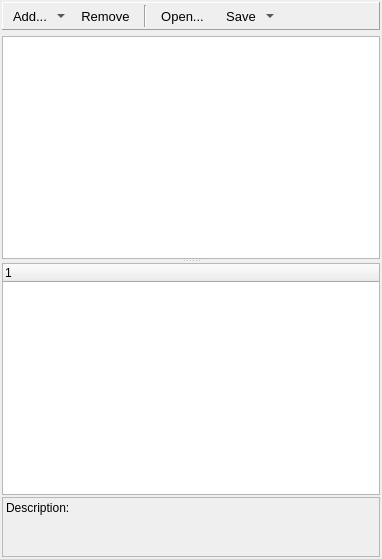
Osechkin/LoggingTool_Manager3, file LoggingTool_Manager/Wizards/scheduler_wizard.ui: the form before one commit.
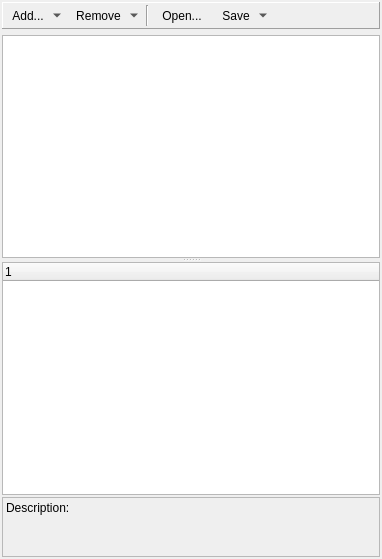
The form after the commit.

Commit message: Experiment Scheduler - next stage

```diff
--- a/LoggingTool_Manager/Wizards/scheduler_wizard.ui
+++ b/LoggingTool_Manager/Wizards/scheduler_wizard.ui
@@ -33,7 +33,7 @@
        <widget class="QToolButton" name="tbtAdd">
         <property name="font">
          <font>
-          <pointsize>10</pointsize>
+          <pointsize>9</pointsize>
          </font>
         </property>
         <property name="text">
@@ -60,7 +60,7 @@
        <widget class="QToolButton" name="tbtRemove">
         <property name="font">
          <font>
-          <pointsize>10</pointsize>
+          <pointsize>9</pointsize>
          </font>
         </property>
         <property name="text">
@@ -72,6 +72,9 @@
           <height>20</height>
          </size>
         </property>
+        <property name="popupMode">
+         <enum>QToolButton::MenuButtonPopup</enum>
+        </property>
         <property name="toolButtonStyle">
          <enum>Qt::ToolButtonTextBesideIcon</enum>
         </property>
@@ -91,7 +94,7 @@
        <widget class="QToolButton" name="tbtOpen">
         <property name="font">
          <font>
-          <pointsize>10</pointsize>
+          <pointsize>9</pointsize>
          </font>
         </property>
         <property name="text">
@@ -109,7 +112,7 @@
        <widget class="QToolButton" name="tbtSave">
         <property name="font">
          <font>
-          <pointsize>10</pointsize>
+          <pointsize>9</pointsize>
          </font>
         </property>
         <property name="text">
```
The commit also changes 4 other files.
